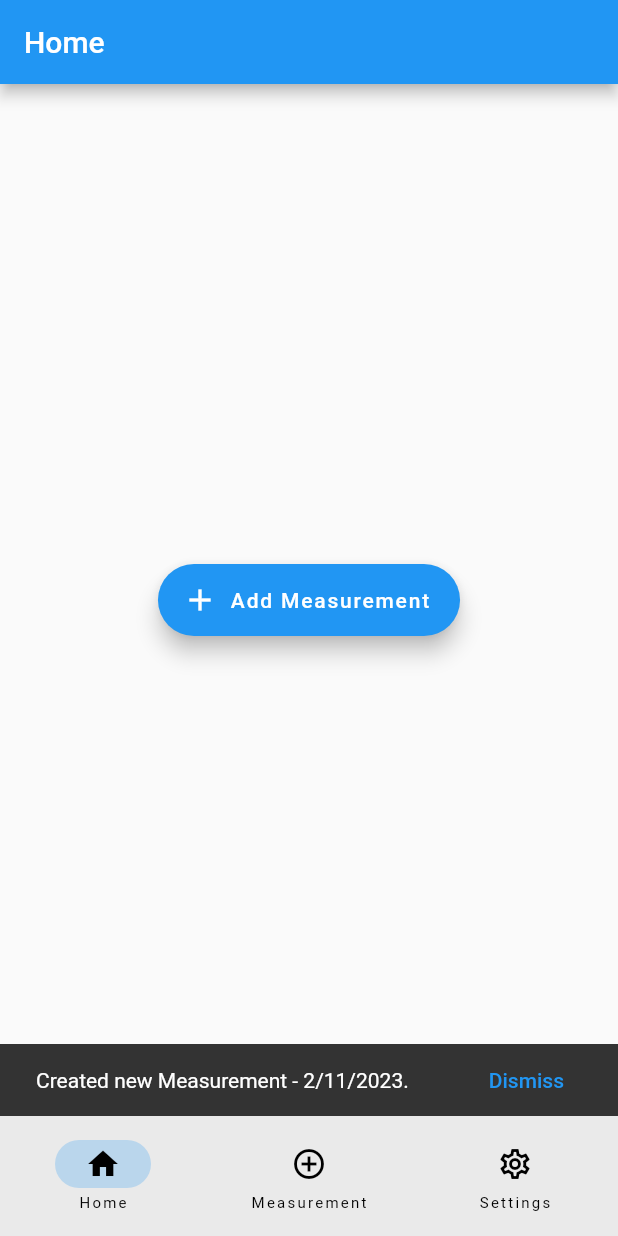
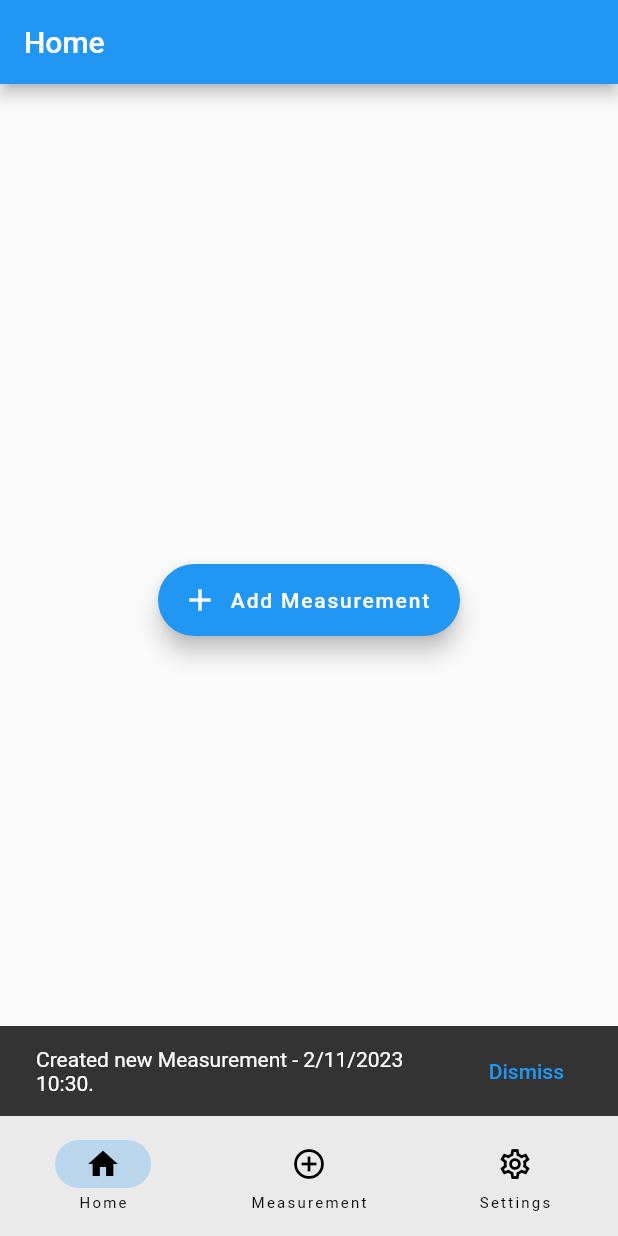
Before and after one commit to deandreamatias/sys-dia-log, a Flutter app: the screen it shows after launch, after a tap on "Add Measurement", after a tap on "Save", on a phone screen of 412 x 824 dp. Run offline on Flutter 3.47's test engine with Material 2 defaults, Android fonts, the light colour scheme and no system bars; our stand-ins replace auto_route, flutter_i18n, hive, hive_flutter, numberpicker; accounts and stored records are empty.

Commit message:
date format

```diff
--- a/lib/modules/home/ui/measurements_list.dart
+++ b/lib/modules/home/ui/measurements_list.dart
@@ -27,7 +27,9 @@
               ),
               title: const Text('Normal'),
               subtitle: Row(children: [
-                Text(DateFormat.yMd().format(data.elementAt(index).createdAt)),
+                Text(DateFormat.yMd()
+                    .add_Hm()
+                    .format(data.elementAt(index).createdAt)),
                 const Spacer(),
                 I18nText('bpm', translationParams: {
                   'bpm': '${data.elementAt(index).pulse.bpm}'
--- a/lib/modules/measurement/views/measurement_view.dart
+++ b/lib/modules/measurement/views/measurement_view.dart
@@ -48,7 +48,8 @@
           I18nText(
             "created",
             translationParams: {
-              'createdAt': DateFormat.yMd().format(measurement.createdAt)
+              'createdAt':
+                  DateFormat.yMd().add_Hm().format(measurement.createdAt)
             },
           ),
           context));
```
